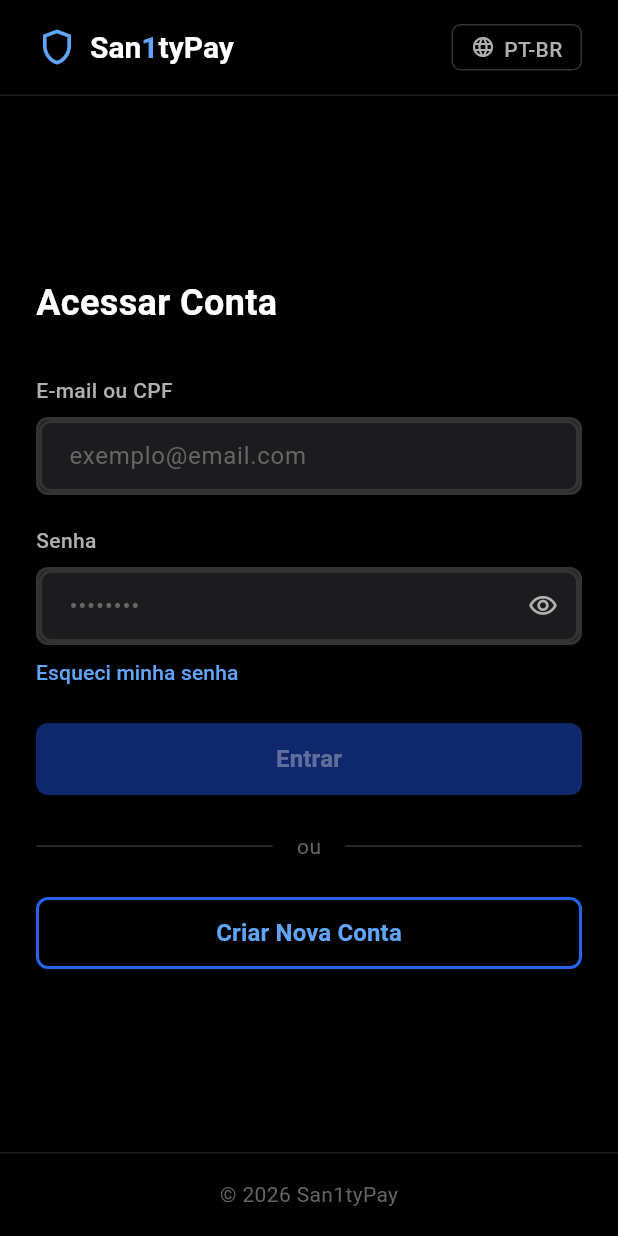
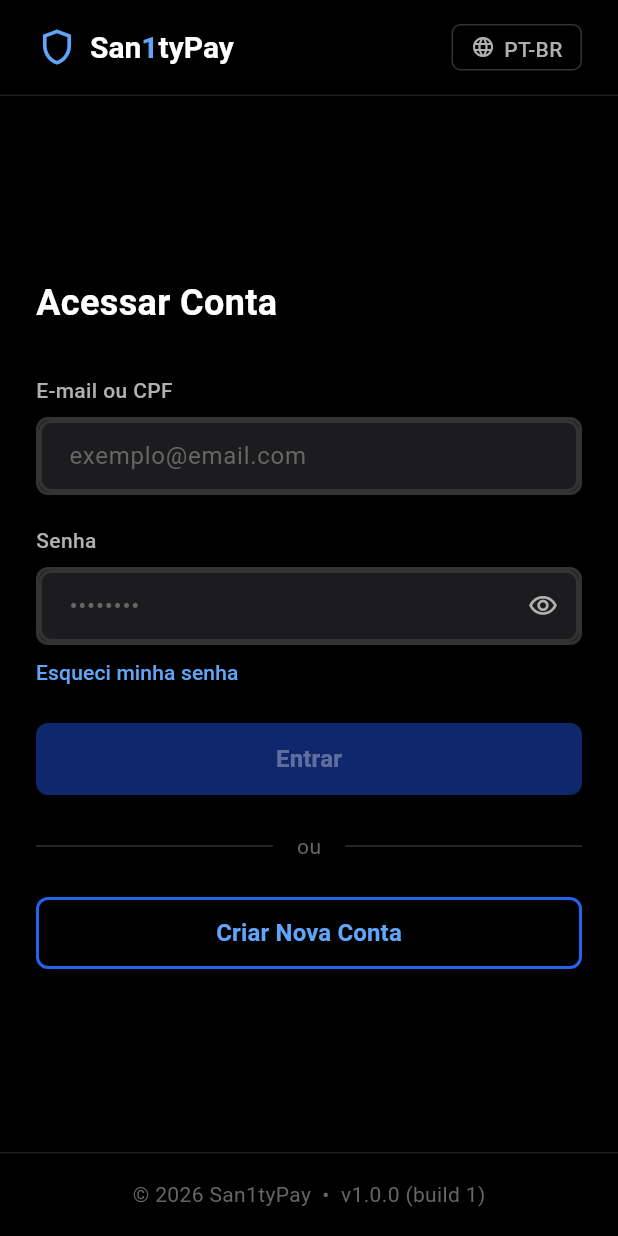
Before and after one commit to Vultyi/san1ty-front, a Flutter app: the screen it shows after launch, on a phone screen of 412 x 824 dp. Run offline on Flutter 3.47's test engine with Material 3 defaults, Android fonts, the phone set to English and light mode, and no system bars; our stand-ins replace fl_chart, flutter_secure_storage, package_info_plus, qr_flutter; missing offline and left inert: ota_update; network calls fail.

Commit message:
feat(app): mostra versao/build no rodape do login

```diff
--- a/lib/screens/login_screen.dart
+++ b/lib/screens/login_screen.dart
@@ -1,8 +1,9 @@
 import 'package:flutter/material.dart';
+import 'package:package_info_plus/package_info_plus.dart';
 import 'package:estrutura_front_san1ty/constants/colors.dart';
 import 'package:estrutura_front_san1ty/constants/dimensions.dart';
 import 'package:estrutura_front_san1ty/services/auth_service.dart';
-import 'package:estrutura_front_san1ty/screens/commerce_intro_screen.dart';
+import 'package:estrutura_front_san1ty/screens/dashboard_screen.dart';
 
 class LoginScreen extends StatefulWidget {
   static const String routeName = '/login';
@@ -21,12 +22,19 @@ class _LoginScreenState extends State<LoginScreen> {
   final _authService = AuthService();
   bool _obscurePassword = true;
   bool _isLoading = false;
+  String _versionLabel = '';
 
   @override
   void initState() {
     super.initState();
     _emailController.addListener(_onFormChanged);
     _passwordController.addListener(_onFormChanged);
+    PackageInfo.fromPlatform().then((info) {
+      if (!mounted) return;
+      setState(() {
+        _versionLabel = 'v${info.version} (build ${info.buildNumber})';
+      });
+    });
   }
 
   @override
@@ -70,8 +78,8 @@ class _LoginScreenState extends State<LoginScreen> {
       if (!mounted) return;
 
       if (response['success'] == true) {
-        // Login bem-sucedido - navegar para commerce intro
-        Navigator.pushReplacementNamed(context, CommerceIntroScreen.routeName);
+        // Login bem-sucedido - navegar para o dashboard
+        Navigator.pushReplacementNamed(context, DashboardScreen.routeName);
       } else {
         // Mostrar erro
         ScaffoldMessenger.of(context).showSnackBar(
@@ -419,8 +427,11 @@ class _LoginScreenState extends State<LoginScreen> {
       decoration: const BoxDecoration(
         border: Border(top: BorderSide(color: Color(0xFF1E1E1E), width: 1)),
       ),
-      child: const Center(
-        child: Text('© 2026 San1tyPay', style: TextStyle(fontSize: 14, fontWeight: FontWeight.w400, color: AppColors.textTertiary, height: 1.43)),
+      child: Center(
+        child: Text(
+          _versionLabel.isEmpty ? '© 2026 San1tyPay' : '© 2026 San1tyPay  •  $_versionLabel',
+          style: const TextStyle(fontSize: 14, fontWeight: FontWeight.w400, color: AppColors.textTertiary, height: 1.43),
+        ),
       ),
     );
   }
```
Also changed, not shown: lib/screens/commerce_intro_screen.dart (+8 -1 lines), 3 other files.
